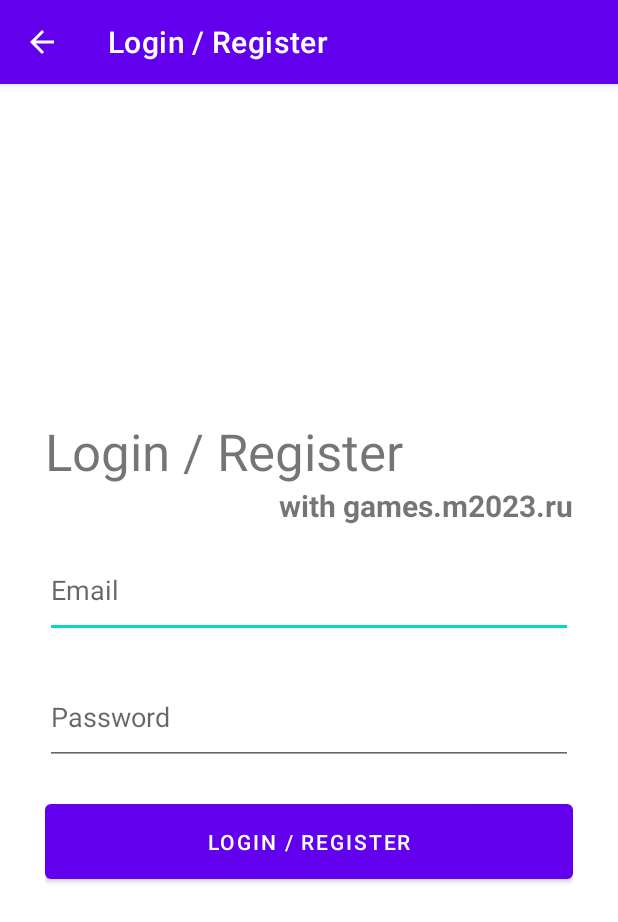
After one commit to MaserPlay/AppAi, an Android app: the LoginActivity screen opened directly, with no data from a screen before it, on a phone screen of 412 x 824 dp. The commit adds this screen. Shown: the top 922 px of the screen. Run offline under Robolectric (Android 15) with nearby library versions, the phone set to English and light mode, and no system bars; libraries missing offline, so code that uses them is left out: com.maserplay.

Commit message:
- added forend LoginActivity page

```diff
--- a/app/src/main/AndroidManifest.xml
+++ b/app/src/main/AndroidManifest.xml
@@ -16,7 +16,11 @@
         android:supportsRtl="true"
         android:theme="@style/Theme.Moveto"
         tools:targetApi="31">
-
+        <activity
+            android:name=".LoginActivity"
+            android:exported="false"
+            android:label="@string/login_login"
+            android:parentActivityName="com.maserplay.appai.SettingsActivity" />
         <activity
             android:name="com.maserplay.appai.SettingsActivity"
             android:exported="false"
--- /dev/null
+++ b/app/src/main/java/com/maserplay/appai/LoginActivity.kt
@@ -0,0 +1,11 @@
+package com.maserplay.AppAi
+
+import androidx.appcompat.app.AppCompatActivity
+import android.os.Bundle
+
+class LoginActivity : AppCompatActivity() {
+    override fun onCreate(savedInstanceState: Bundle?) {
+        super.onCreate(savedInstanceState)
+        setContentView(R.layout.activity_login)
+    }
+}
--- a/app/src/main/java/com/maserplay/appai/SettingsActivity.kt
+++ b/app/src/main/java/com/maserplay/appai/SettingsActivity.kt
@@ -15,6 +15,7 @@ import android.widget.Spinner
 import android.widget.TextView
 import androidx.appcompat.app.AppCompatActivity
 import androidx.core.widget.addTextChangedListener
+import com.maserplay.AppAi.LoginActivity
 import com.maserplay.AppAi.R
 import java.util.Timer
 import java.util.TimerTask
@@ -56,6 +57,8 @@ class SettingsActivity : AppCompatActivity(), AdapterView.OnItemSelectedListener
                 spamtv.visibility = View.VISIBLE }
             spam = SystemClock.elapsedRealtime()
             ServiceDop().saveText() }
+        findViewById<Button>(R.id.login).setOnClickListener {
+            startActivity(Intent(this, LoginActivity::class.java))}
         findViewById<Button>(R.id.load).setOnClickListener {
             if (SystemClock.elapsedRealtime() - spam  < 3000) {tim.cancel()
             Timerr()
--- /dev/null
+++ b/app/src/main/res/layout/activity_login.xml
@@ -0,0 +1,72 @@
+<?xml version="1.0" encoding="utf-8"?>
+<androidx.constraintlayout.widget.ConstraintLayout xmlns:android="http://schemas.android.com/apk/res/android"
+    xmlns:app="http://schemas.android.com/apk/res-auto"
+    xmlns:tools="http://schemas.android.com/tools"
+    android:layout_width="match_parent"
+    android:layout_height="match_parent"
+    tools:context=".LoginActivity">
+
+    <LinearLayout
+        android:layout_width="match_parent"
+        android:layout_height="wrap_content"
+        android:layout_marginHorizontal="30dp"
+        android:paddingVertical="10dp"
+        android:orientation="vertical"
+        app:layout_constraintBottom_toBottomOf="parent"
+        app:layout_constraintEnd_toEndOf="parent"
+        app:layout_constraintStart_toStartOf="parent"
+        app:layout_constraintTop_toTopOf="parent">
+
+        <TextView
+            android:id="@+id/textView"
+            android:layout_width="match_parent"
+            android:layout_height="wrap_content"
+            android:layout_weight="1"
+            android:text="@string/login_login"
+            android:textSize="34sp" />
+
+        <TextView
+            android:id="@+id/textView3"
+            android:layout_width="match_parent"
+            android:layout_height="wrap_content"
+            android:layout_weight="1"
+            android:gravity="end"
+            android:text="@string/login_with"
+            android:textSize="20sp"
+            android:textStyle="bold" />
+
+        <EditText
+            android:id="@+id/Email"
+            android:layout_width="match_parent"
+            android:paddingVertical="20dp"
+            android:layout_height="match_parent"
+            android:layout_marginVertical="10dp"
+            android:layout_weight="1"
+            android:autofillHints="Email"
+            android:ems="10"
+            android:hint="@string/login_email"
+            android:inputType="textEmailAddress" />
+
+        <EditText
+            android:id="@+id/Password"
+            android:layout_width="match_parent"
+            android:layout_weight="1"
+            android:paddingVertical="20dp"
+            android:layout_marginVertical="10dp"
+            android:layout_height="match_parent"
+            android:autofillHints="Password"
+            android:ems="10"
+            android:hint="@string/login_password"
+            android:inputType="textPassword" />
+
+        <Button
+            android:id="@+id/login"
+            android:layout_width="match_parent"
+            android:paddingVertical="15dp"
+            android:layout_marginVertical="10dp"
+            android:layout_height="match_parent"
+            android:layout_weight="1"
+            android:text="@string/login_login" />
+    </LinearLayout>
+
+</androidx.constraintlayout.widget.ConstraintLayout>
```
Also changed, not shown: app/src/main/res/values/strings.xml (+4 -41 lines), 1 other file.
